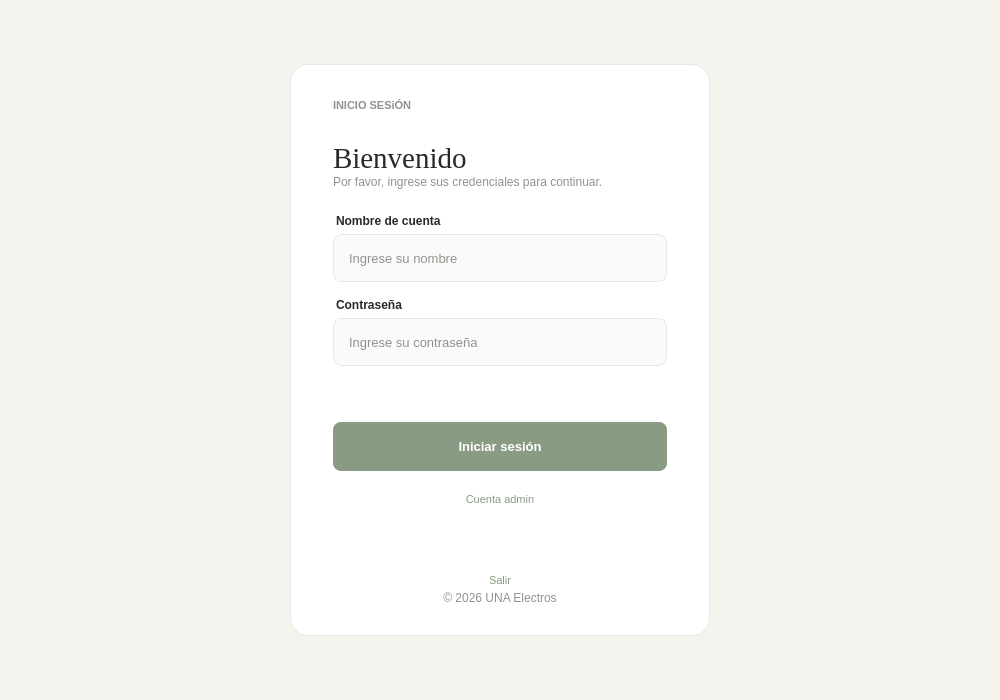
The window that proyecto progra/inicio.ui (AntonyEduardoAguirre/proyectoprogramacion2) describes before a commit, drawn with Qt 5.
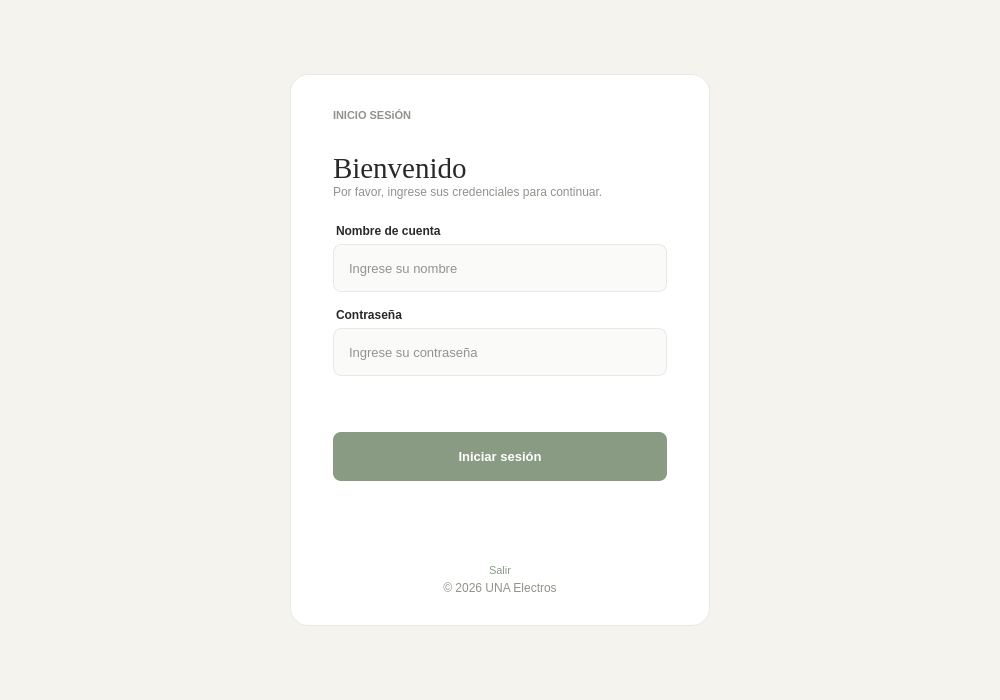
The same window after the commit.

Commit message:
Cambios en la rama de admin
Cambie la rama de admin, el acceso es por usuario con su respectivo usuario y contraseña, agregue dos nuevos apartados y mejoras en los apartados ya creados

```diff
--- a/proyecto progra/inicio.ui
+++ b/proyecto progra/inicio.ui
@@ -93,7 +93,7 @@
 }
 QPushButton#btnIniciarSesion:hover { background-color: #788B72; }
 QPushButton#btnIniciarSesion:pressed { background-color: #6D8067; }
-QPushButton#btnRegistrarse, QPushButton#btnCuentaAdmin, QPushButton#btnRecuperar, QPushButton#btnSalir {
+QPushButton#btnRegistrarse, QPushButton#btnRecuperar, QPushButton#btnSalir {
 	background: transparent;
 	border: none;
 	color: #899B83;
@@ -366,17 +366,7 @@
            </property>
           </spacer>
          </item>
-         <item>
-          <widget class="QPushButton" name="btnCuentaAdmin">
-           <property name="text">
-            <string>Cuenta admin</string>
-           </property>
-           <property name="flat">
-            <bool>true</bool>
-           </property>
-          </widget>
-         </item>
-         <item>
+<item>
           <widget class="QLabel" name="lblError">
            <property name="text">
             <string/>
```
Left out of the diff: 2 changed lines with no effect on the pictures. The commit also changes 23 other files.
